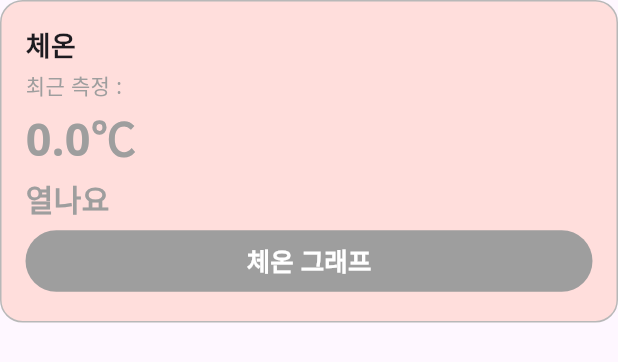
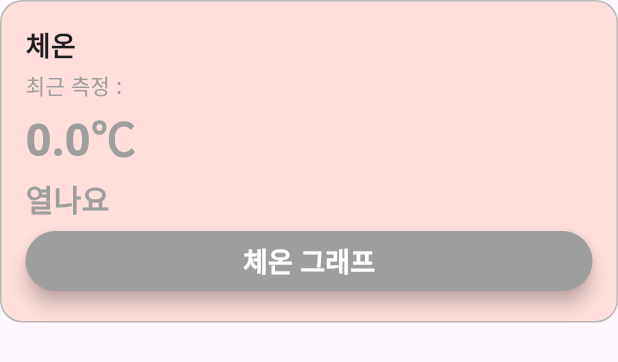
Before and after one commit to SMU-25/frontend, a Flutter app: the BodyTemperatureCard widget shown alone on an empty page, opened directly with empty values, on a phone screen of 412 x 824 dp. Shown: the top 362 px of the screen. Run offline on Flutter 3.47's test engine with Material 3 defaults, Android fonts, the phone set to English and light mode, and no system bars; our stand-ins replace dio, email_validator, firebase_core, firebase_messaging, fl_chart, flutter_image_compress and 5 more; missing offline and left inert: flutter_mjpeg, flutter_naver_login, kakao_flutter_sdk, kakao_map_sdk; accounts and stored records are empty; generated files the repository leaves out were written again; network calls fail.

Commit message:
feature : 홈화면 체온 그래프 버튼 디자인 개선

```diff
--- a/lib/home/component/body_temperature_card.dart
+++ b/lib/home/component/body_temperature_card.dart
@@ -79,7 +79,7 @@ class BodyTemperatureCard extends StatelessWidget {
               fontWeight: FontWeight.bold,
             ),
           ),
-          TextButton(
+          ElevatedButton(
             onPressed: () {
               Navigator.push(
                 context,
@@ -89,18 +89,19 @@ class BodyTemperatureCard extends StatelessWidget {
               );
             },
             style: ElevatedButton.styleFrom(
-              minimumSize: Size(double.infinity, 26),
+              minimumSize: Size(double.infinity, 40),
               backgroundColor: getStatusColor(
                 bodyTemperature != null && bodyTemperature! >= feverThreshold,
               ),
+              shape: RoundedRectangleBorder(
+                borderRadius: BorderRadius.circular(20),
+              ),
+              elevation: 5,
+              foregroundColor: Colors.white,
             ),
             child: Text(
               '체온 그래프',
-              style: TextStyle(
-                fontSize: 17,
-                fontWeight: FontWeight.bold,
-                color: Colors.white,
-              ),
+              style: TextStyle(fontSize: 18, fontWeight: FontWeight.bold),
             ),
           ),
         ],
```
